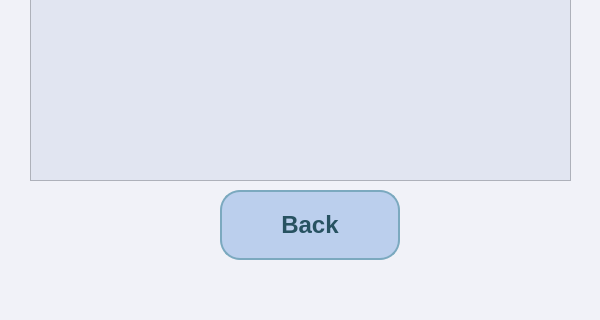
First picture: the form in customer_statements_window.ui, repository melikkekaya/BankingApp_SQL, before the edit; both pictures show x 0 to 600 and y 380 to 700 of the 600 by 700 pixel window.
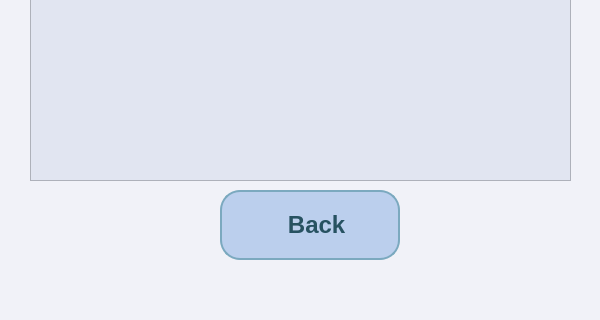
Second picture: the form after the edit. Icons and pictures are not drawn.

What changed in the file:
```diff
--- a/customer_statements_window.ui
+++ b/customer_statements_window.ui
@@ -114,7 +114,17 @@
 }</string>
     </property>
     <property name="text">
-     <string>Back</string>
+     <string>  Back</string>
+    </property>
+    <property name="icon">
+     <iconset>
+      <normaloff>icons/back-arrow.png</normaloff>icons/back-arrow.png</iconset>
+    </property>
+    <property name="iconSize">
+     <size>
+      <width>30</width>
+      <height>30</height>
+     </size>
     </property>
    </widget>
    <widget class="QLabel" name="CSstatementswdw_lbl_filter_date_Ttype">
```
Left out of the diff: 2 changed lines with no effect on the pictures.
